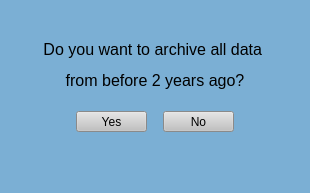
Kasmanian/COMBDb-oldgen, file UI Screens/COMBdb_Archive_Prompt.ui: the form before one commit.
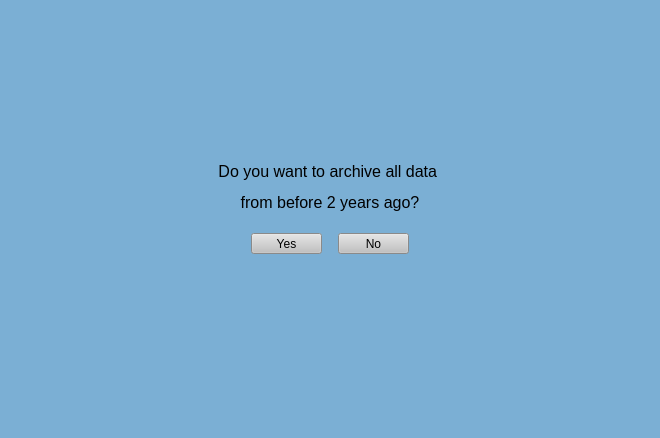
The form after the commit.

Commit message: Fixed bug in archive prompt UI

The edit to the form file:
```diff
--- a/UI Screens/COMBdb_Archive_Prompt.ui
+++ b/UI Screens/COMBdb_Archive_Prompt.ui
@@ -6,8 +6,8 @@
    <rect>
     <x>0</x>
     <y>0</y>
-    <width>310</width>
-    <height>193</height>
+    <width>660</width>
+    <height>438</height>
    </rect>
   </property>
   <property name="sizePolicy">
```
Left out of the diff: 2 changed lines with no effect on the pictures.
